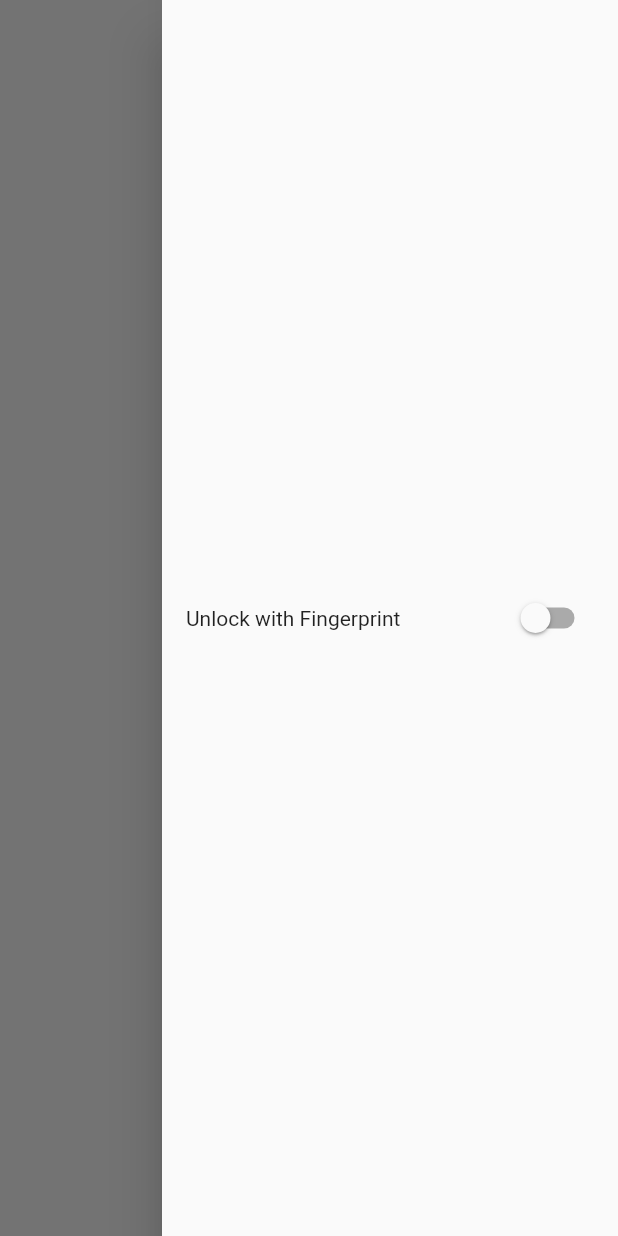
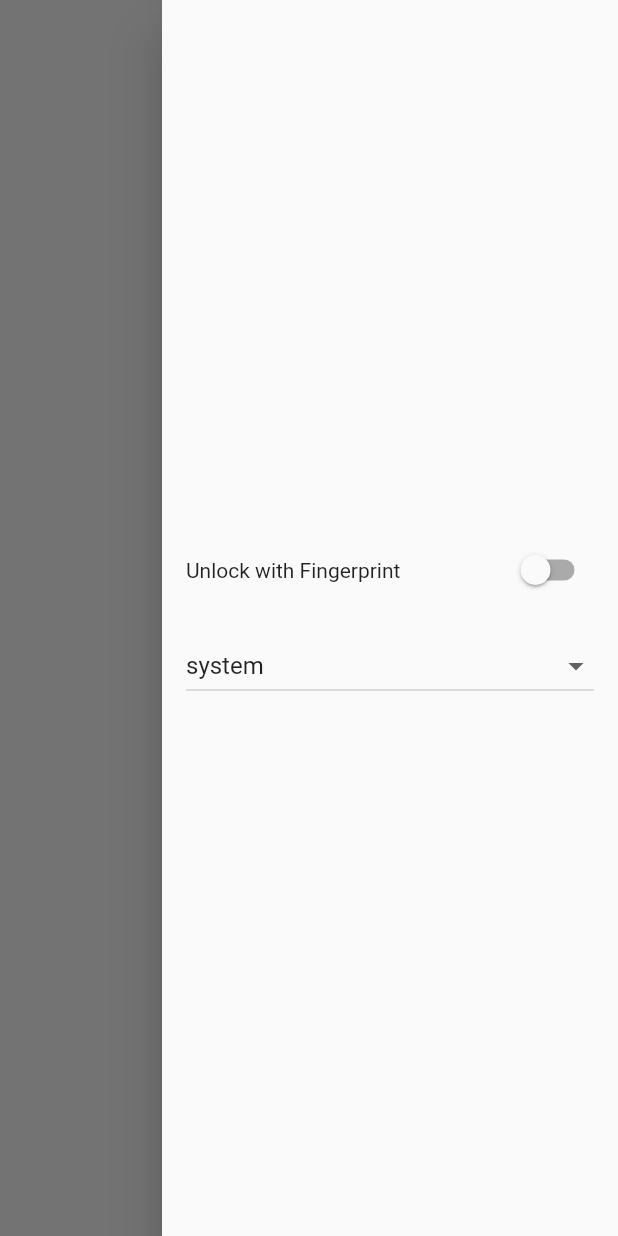
Before and after one commit to Harits19/my_password_app, a Flutter app: the HomeV2Page screen opened directly, with the side drawer open, on a phone screen of 412 x 824 dp. Run offline on Flutter 3.47's test engine with Material 2 defaults, Android fonts, the phone set to English and light mode, and no system bars; our stand-ins replace easy_localization, firebase_core, flutter_bloc, flutter_riverpod, local_auth, shared_preferences; missing offline and left inert: clipboard, easy_localization_loader, encrypt; accounts and stored records are empty.

Commit message:
convert theme to riverpod

```diff
--- a/lib/app.dart
+++ b/lib/app.dart
@@ -1,34 +1,35 @@
 import 'package:easy_localization/easy_localization.dart';
 import 'package:flutter/material.dart';
-import 'package:flutter_bloc/flutter_bloc.dart';
-import 'package:my_password_app/cubits/theme/theme_cubit.dart';
+import 'package:flutter_riverpod/flutter_riverpod.dart';
+import 'package:my_password_app/core/providers/theme/theme_notifier.dart';
 import 'package:my_password_app/routes.dart';
-import 'package:my_password_app/ui/app_ui/app_ui.dart';
 import 'package:my_password_app/ui/pages/sign_in/sign_in_page.dart';
-import 'package:my_password_app/ui/widgets/blur_widget.dart';
 import 'package:my_password_app/ui/widgets/handle_time_out_widget.dart';
 
 // TODO mengubah menjadi aplikasi full offiline
 // TODO app can send file backup via bluetooth
 // TODO
 
-class App extends StatelessWidget {
+class App extends ConsumerStatefulWidget {
   App({Key? key}) : super(key: key);
 
   @override
+  ConsumerState<App> createState() => _AppState();
+}
+
+class _AppState extends ConsumerState<App> {
+  @override
   Widget build(BuildContext context) {
-    return MultiBlocProvider(
-      providers: [],
-      child: HandleTimeOutWidget(
+    return HandleTimeOutWidget(
       child: MaterialApp(
         debugShowCheckedModeBanner: false,
         initialRoute: SignInPage.routeName,
         localizationsDelegates: context.localizationDelegates,
         supportedLocales: context.supportedLocales,
         locale: context.locale,
-          theme: ThemeData(),
+        darkTheme: ThemeData.dark(),
+        themeMode: ref.watch(themeProvider),
         routes: {...kRoute.map((key, value) => MapEntry(key, (_) => value))},
-        ),
       ),
     );
   }
--- /dev/null
+++ b/lib/core/providers/theme/theme_notifier.dart
@@ -0,0 +1,13 @@
+import 'package:flutter/material.dart';
+import 'package:flutter_riverpod/flutter_riverpod.dart';
+
+final themeProvider =
+    StateNotifierProvider<ThemeNotifier, ThemeMode>((ref) => ThemeNotifier());
+
+class ThemeNotifier extends StateNotifier<ThemeMode> {
+  ThemeNotifier() : super(ThemeMode.system);
+
+  void setTheme(ThemeMode themeMode) {
+    state = themeMode;
+  }
+}
--- a/lib/main.dart
+++ b/lib/main.dart
@@ -19,7 +19,6 @@ import 'package:my_password_app/utils/app_bloc_observer.dart';
 
 void main() async {
   await _loadAllService();
-  BlocOverrides.runZoned(() {
   runApp(
     EasyLocalization(
       child: ProviderScope(child: App()),
@@ -31,7 +30,6 @@ void main() async {
       assetLoader: YamlAssetLoader(),
     ),
   );
-  }, blocObserver: AppBlocObserver());
 }
 
 Future<void> _loadAllService() async {
--- a/lib/ui/pages/home/views/drawer_view.dart
+++ b/lib/ui/pages/home/views/drawer_view.dart
@@ -1,17 +1,25 @@
 import 'package:flutter/material.dart';
 import 'package:flutter_riverpod/flutter_riverpod.dart';
 import 'package:my_password_app/core/providers/sign_in/sign_in_notifier.dart';
+import 'package:my_password_app/core/providers/theme/theme_notifier.dart';
 import 'package:my_password_app/ui/app_ui/konstans/k_size.dart';
 
-class DrawerView extends ConsumerWidget {
+class DrawerView extends ConsumerStatefulWidget {
   const DrawerView({
     super.key,
   });
 
   @override
-  Widget build(BuildContext context, ref) {
+  ConsumerState<DrawerView> createState() => _DrawerViewState();
+}
+
+class _DrawerViewState extends ConsumerState<DrawerView> {
+  @override
+  Widget build(BuildContext context) {
     final signInWatch = ref.watch(signInProvider);
     final signInRead = ref.read(signInProvider.notifier);
+    final themeRead = ref.read(themeProvider.notifier);
+    final themeWatch = ref.watch(themeProvider);
     return Drawer(
       child: SafeArea(
         child: Padding(
@@ -35,6 +43,23 @@ class DrawerView extends ConsumerWidget {
                     },
                   )
                 ],
+              ),
+              KSize.verti16,
+              DropdownButton(
+                isExpanded: true,
+                value: themeWatch,
+                items: [
+                  ...ThemeMode.values.map(
+                    (e) => DropdownMenuItem(
+                      value: e,
+                      child: Text(e.name),
+                    ),
+                  )
+                ],
+                onChanged: (val) {
+                  if (val == null) return;
+                  themeRead.setTheme(val);
+                },
               )
             ],
           ),
```
Lines whose indentation alone changed are shown as unchanged.
